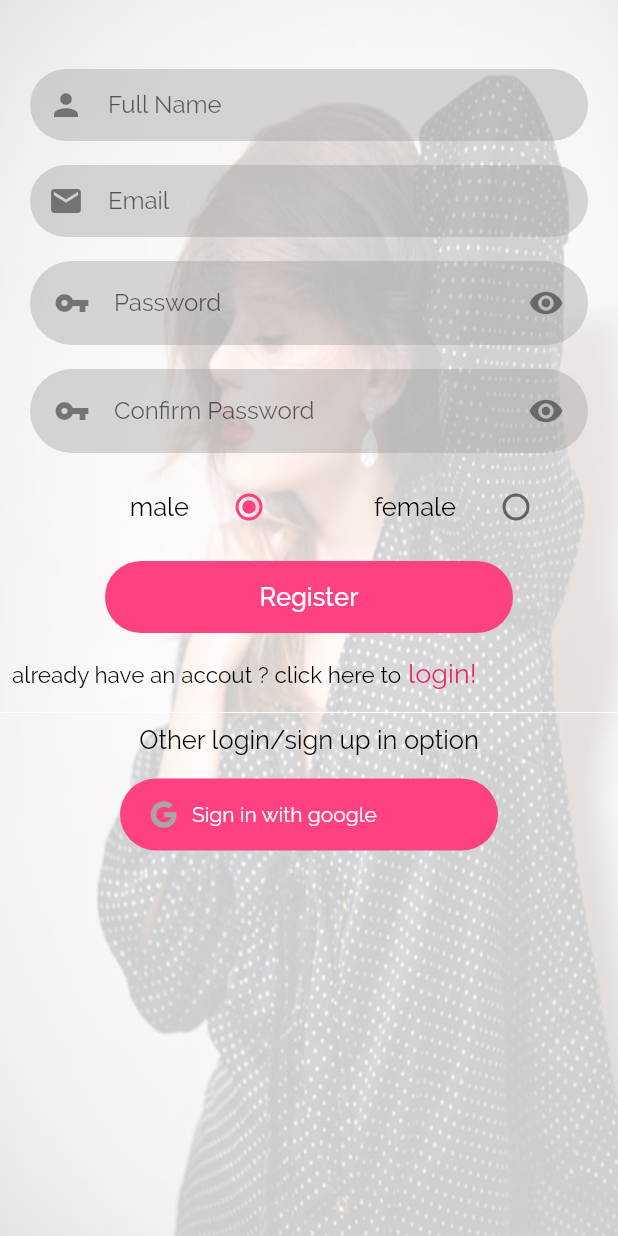
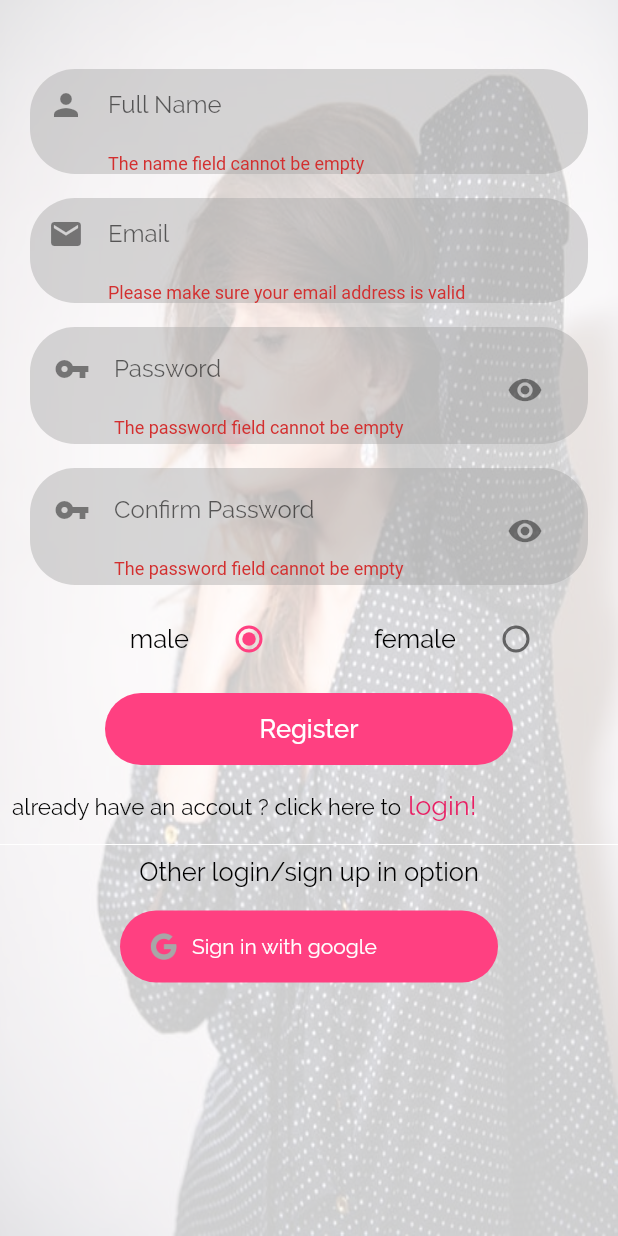
Before and after one commit to Sanaebadi97/Online-Fashion-Store, a Flutter app: the SignUp screen opened directly, after a tap on "Register", on a phone screen of 412 x 824 dp. Run offline on Flutter 3.47's test engine with Material 2 defaults, Android fonts, the phone set to English and light mode, and no system bars; our stand-ins replace carousel_pro, cloud_firestore, firebase_auth, firebase_database, fluttertoast, google_sign_in and 1 more; accounts and stored records are empty.

Commit message:
THe Sign up and Sign in be Ok

```diff
--- /dev/null
+++ b/lib/db/users.dart
@@ -0,0 +1,12 @@
+import 'package:firebase_database/firebase_database.dart';
+
+class UserServices {
+  FirebaseDatabase _database = FirebaseDatabase.instance;
+  String ref = "users";
+
+  createUser(String uid,Map value) {
+    _database.reference().child("$ref/uid").push().set(
+      value
+    ).catchError((e)=>{print(e.toString())});
+  }
+}
--- a/lib/pages/signUp.dart
+++ b/lib/pages/signUp.dart
@@ -1,3 +1,4 @@
+import 'package:Sana_Shop/db/users.dart';
 import 'package:Sana_Shop/pages/home.dart';
 import 'package:cloud_firestore/cloud_firestore.dart';
 import 'package:firebase_auth/firebase_auth.dart';
@@ -18,6 +19,8 @@ class _SignUpState extends State<SignUp> {
   final FirebaseAuth firebaseAuth = FirebaseAuth.instance;
   final _formKey = GlobalKey<FormState>();
 
+  UserServices _userServices = UserServices();
+
   TextEditingController _emailTextController = TextEditingController();
   TextEditingController _passwordTextController = TextEditingController();
   TextEditingController _confirmPasswordController = TextEditingController();
@@ -29,6 +32,7 @@ class _SignUpState extends State<SignUp> {
   SharedPreferences preferences;
   bool loading = false;
   bool isLogedin = false;
+  bool hidePass = true;
 
   @override
   void initState() {
@@ -226,7 +230,7 @@ class _SignUpState extends State<SignUp> {
                               child: ListTile(
                                 title: TextFormField(
                                   controller: _passwordTextController,
-                                  obscureText: true,
+                                  obscureText: hidePass,
                                   cursorColor: Colors.pinkAccent,
                                   decoration: InputDecoration(
                                     border: InputBorder.none,
@@ -245,8 +249,19 @@ class _SignUpState extends State<SignUp> {
                                     return null;
                                   },
                                 ),
-                                trailing: Icon(
-                                  Icons.remove_red_eye,
+                                trailing: Padding(
+                                  padding:
+                                      const EdgeInsets.fromLTRB(2, 2, 2, 2),
+                                  child: IconButton(
+                                    icon: Icon(
+                                      Icons.remove_red_eye,
+                                    ),
+                                    onPressed: () {
+                                      setState(() {
+                                        hidePass = false;
+                                      });
+                                    },
+                                  ),
                                 ),
                               ),
                             ),
@@ -267,7 +282,7 @@ class _SignUpState extends State<SignUp> {
                                     fontFamily: 'Raleway',
                                   ),
                                   controller: _confirmPasswordController,
-                                  obscureText: true,
+                                  obscureText: hidePass,
                                   decoration: InputDecoration(
                                     border: InputBorder.none,
                                     hintText: "Confirm Password",
@@ -285,8 +300,17 @@ class _SignUpState extends State<SignUp> {
                                     return null;
                                   },
                                 ),
-                                trailing: Icon(
-                                  Icons.remove_red_eye,
+                                trailing: Padding(
+                                  padding:
+                                      const EdgeInsets.fromLTRB(2, 2, 2, 2),
+                                  child: IconButton(
+                                    icon: Icon(Icons.remove_red_eye),
+                                    onPressed: () {
+                                      setState(() {
+                                        hidePass = false;
+                                      });
+                                    },
+                                  ),
                                 ),
                               ),
                             ),
@@ -342,7 +366,10 @@ class _SignUpState extends State<SignUp> {
                               color: Colors.pinkAccent,
                               elevation: 0.0,
                               child: MaterialButton(
-                                onPressed: () {},
+                                onPressed: () {
+                                  /*The Sign Up method Call*/
+                                  validateForm();
+                                },
                                 minWidth: MediaQuery.of(context).size.width,
                                 child: Text(
                                   "Register",
@@ -470,4 +497,31 @@ class _SignUpState extends State<SignUp> {
       }
     });
   }
+
+  //THE SIGN UP METHOD
+  Future validateForm() async {
+    FormState formState = _formKey.currentState;
+    if (formState.validate()) {
+      formState.reset();
+      FirebaseUser user = await firebaseAuth.currentUser();
+      if (user == null) {
+        firebaseAuth
+            .createUserWithEmailAndPassword(
+                email: _emailTextController.text,
+                password: _passwordTextController.text)
+            .then((user) => {
+                  _userServices.createUser(user.uid.toString(), {
+                    "username": user.displayName,
+                    "email": user.email,
+                    "userId": user.uid,
+                    "gender": gender,
+                  })
+                })
+            .catchError((err) => {print(err.toString())});
+
+        Navigator.pushReplacement(context,
+            MaterialPageRoute(builder: (BuildContext context) => HomePage()));
+      }
+    }
+  }
 }
--- a/pubspec.yaml
+++ b/pubspec.yaml
@@ -14,7 +14,7 @@ description: A new Flutter application.
 version: 1.0.0+1
 
 environment:
-  sdk: ">=2.1.0 <3.0.0"
+  sdk: ">=2.2.0 <3.0.0"
 
 dependencies:
   flutter:
@@ -25,6 +25,7 @@ dependencies:
 
   firebase_auth: ^0.8.4+5
   cloud_firestore: ^0.9.13+1
+  firebase_database: ^2.0.3
 
   google_sign_in: ^4.0.1+3
 
```
Also changed, not shown: lib/pages/login.dart (+20 -6 lines), pubspec.lock.
